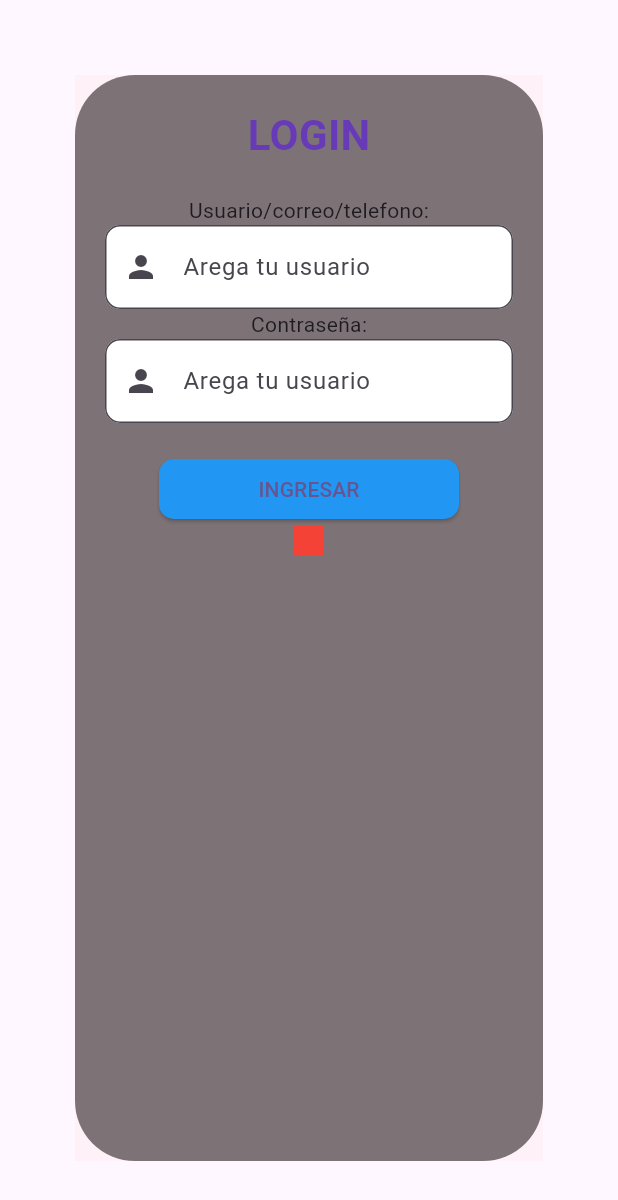
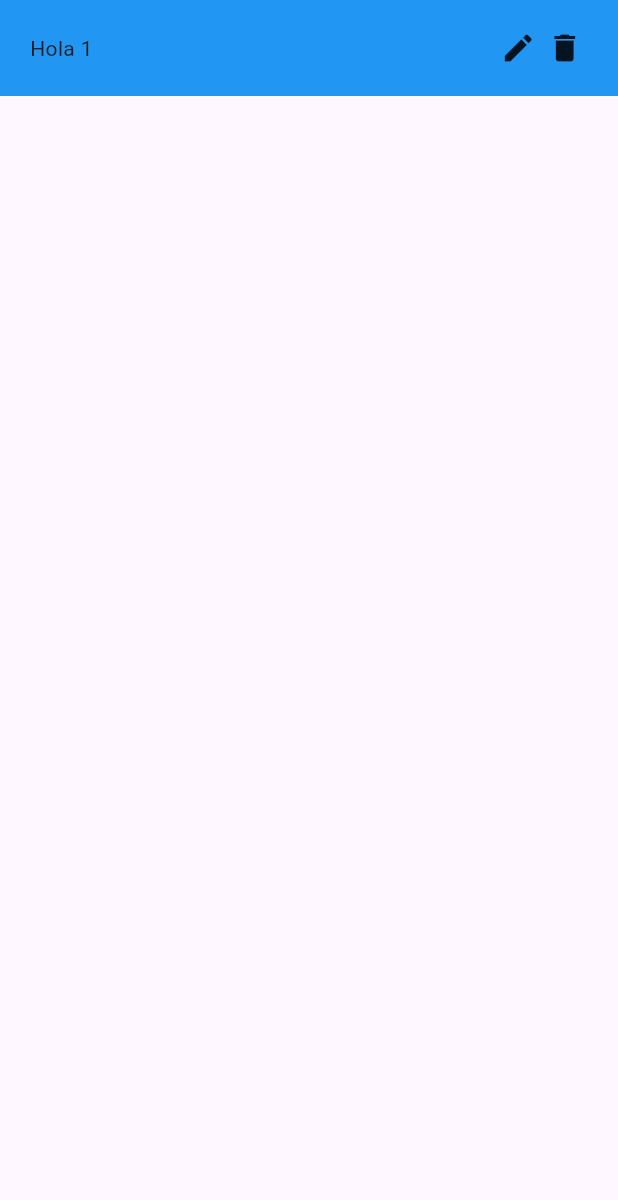
Before and after one commit to AleOrdaz/proyecto_calse_tarde, a Flutter app: the screen it shows after launch, on a phone screen of 412 x 824 dp. Shown: the top 1200 px of the screen. Run offline on Flutter 3.47's test engine with Material 3 defaults, Android fonts, the phone set to English and light mode, and no system bars.

Commit message:
tercera clase

```diff
--- /dev/null
+++ b/lib/home.dart
@@ -0,0 +1,59 @@
+import 'package:flutter/material.dart';
+import 'package:mi_primera_app_19/utils/constantes.dart' as con;
+
+class Home extends StatefulWidget {
+  const Home({super.key});
+
+  @override
+  State<Home> createState() => _HomeState();
+}
+
+class _HomeState extends State<Home> {
+  @override
+  Widget build(BuildContext context) {
+    return Scaffold(
+      body: Stack(
+        children: [
+          SingleChildScrollView(
+            child: Column(
+              children: [
+
+                createdCard(texto: "Hola 1"),
+              ],
+            ),
+          )
+        ],
+      ),
+    );
+  }
+}
+
+
+///Clase para crear widgets  o creador de widgets sin estado
+class createdCard extends StatelessWidget {
+  final String texto;
+  const createdCard({
+    super.key, required this.texto,
+  });
+
+  @override
+  Widget build(BuildContext context) {
+    return Container(
+      color: con.colorPrincipal,
+      padding: EdgeInsets.all(20.0),
+      child: Row(
+        children: [
+          Expanded(
+            flex: 10, ///80%
+            child:  Text(texto),),
+          Expanded(
+            flex: 1, ///1.2 = 10%
+            child: Icon(Icons.edit),),
+          Expanded(
+              flex: 1, ///1.2 = 10%
+              child: Icon(Icons.delete))
+        ],
+      ),
+    );
+  }
+}
--- a/lib/login.dart
+++ b/lib/login.dart
@@ -26,7 +26,7 @@ class _LoginState extends State<Login> {
               height: 800, ///Agrega un tamaño al contenedor
               ///Se puede agregar padding como atributo del contenedor
               padding: EdgeInsets.all(20.0),
-              color: Color(0xFFb9a8c), ///Valor hexadecimal del color  -------->
+              //color: Color(0xFFb9a8c), ///Valor hexadecimal del color ------->
               ///quita las esquina rectangulares por bordes redondeados          Al tener estos dos atributos
               decoration: BoxDecoration(      ///                                juntos, marcará un error por
                 borderRadius: BorderRadius.circular(40),    ///                  incompatibilidad de atributos
@@ -86,9 +86,9 @@ class _LoginState extends State<Login> {
                         filled: true,
                         fillColor: Colors.white,
                         ///Agregar un icono dentro del input
-                        prefixIcon: const Icon(Icons.person),
+                        prefixIcon: const Icon(Icons.password),
                         ///Agregar texto de ayuda dentro del input
-                        hintText: 'Arega tu usuario'
+                        hintText: 'Arega tu contraseña'
                     ),
                   ),
                   const SizedBox(height: 20.0,),
--- a/lib/main.dart
+++ b/lib/main.dart
@@ -1,4 +1,5 @@
 import 'package:flutter/material.dart';
+import 'package:mi_primera_app_19/home.dart';
 import 'package:mi_primera_app_19/login.dart';
 
 void main() {
@@ -19,7 +20,7 @@ class MyApp extends StatelessWidget {
         colorScheme: ColorScheme.fromSeed(seedColor: Colors.deepPurple),
         useMaterial3: true,
       ),
-      home: Login(),
+      home: Home(),
     );
   }
 }
--- /dev/null
+++ b/lib/utils/constantes.dart
@@ -0,0 +1,12 @@
+
+import 'package:flutter/material.dart';
+
+const colorPrincipal = Colors.blue;
+///Se inicia = 0xFF + el valor hexadecimal del color
+const colorSecundario = Color(0xFFFFFFFF);
+
+const String version = '1.0';
+
+const int num = 1;
+const double num2 = 1.0;
+const bool band = false;
```
